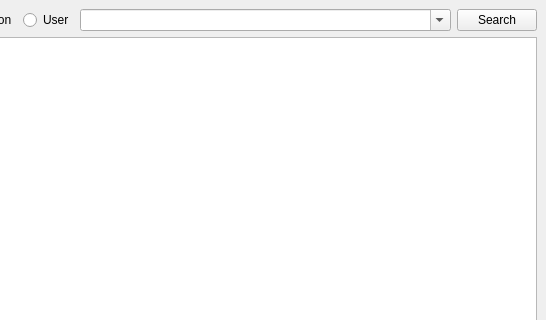
Before: the Qt Designer form GUI/guiTest/uiFiles/test.ui in aumanimationstudios/Grantha, drawn with Qt 5; both pictures show x 641 to 1187 and y 0 to 320 of the 1187 by 828 pixel window.
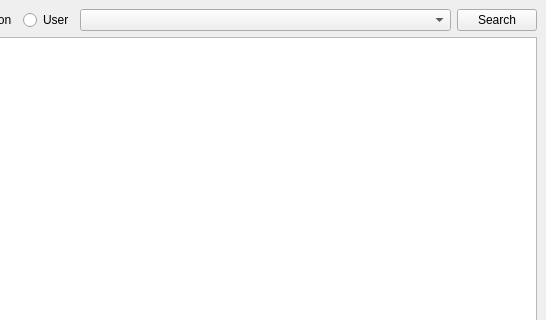
After: the same form once the commit is applied.

```diff
--- a/GUI/guiTest/uiFiles/test.ui
+++ b/GUI/guiTest/uiFiles/test.ui
@@ -77,7 +77,7 @@
          </sizepolicy>
         </property>
         <property name="editable">
-         <bool>true</bool>
+         <bool>false</bool>
         </property>
        </widget>
       </item>
```
